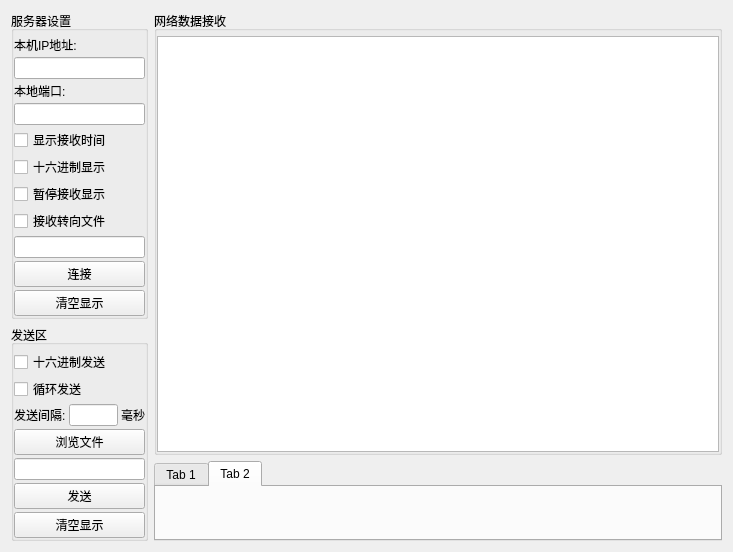
Before: the Qt Designer form UI/TCPServer.ui in BeiChenYx/NetDebug, drawn with Qt 5.
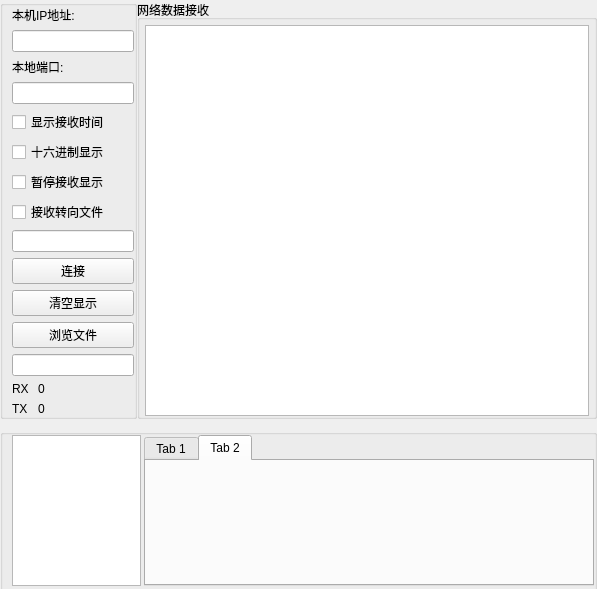
After: the same form once the commit is applied.

```diff
--- a/UI/TCPServer.ui
+++ b/UI/TCPServer.ui
@@ -6,16 +6,31 @@
    <rect>
     <x>0</x>
     <y>0</y>
-    <width>733</width>
-    <height>459</height>
+    <width>597</width>
+    <height>553</height>
    </rect>
   </property>
   <property name="windowTitle">
    <string>TCP/IP_Server</string>
   </property>
-  <layout class="QHBoxLayout" name="horizontalLayout_2">
+  <layout class="QVBoxLayout" name="verticalLayout_2">
+   <property name="spacing">
+    <number>0</number>
+   </property>
+   <property name="leftMargin">
+    <number>0</number>
+   </property>
+   <property name="topMargin">
+    <number>0</number>
+   </property>
+   <property name="rightMargin">
+    <number>0</number>
+   </property>
+   <property name="bottomMargin">
+    <number>0</number>
+   </property>
    <item>
-    <layout class="QVBoxLayout" name="verticalLayout_3">
+    <layout class="QHBoxLayout" name="horizontalLayout">
      <item>
       <widget class="QGroupBox" name="groupBox_2">
        <property name="maximumSize">
@@ -25,28 +40,17 @@
         </size>
        </property>
        <property name="title">
-        <string>服务器设置</string>
+        <string/>
        </property>
-       <layout class="QGridLayout" name="gridLayout_2">
-        <property name="leftMargin">
-         <number>0</number>
-        </property>
-        <property name="topMargin">
-         <number>5</number>
-        </property>
-        <property name="rightMargin">
-         <number>0</number>
-        </property>
-        <property name="bottomMargin">
-         <number>0</number>
-        </property>
-        <property name="spacing">
-         <number>0</number>
-        </property>
-        <item row="0" column="0">
          <layout class="QVBoxLayout" name="verticalLayout">
           <property name="spacing">
-           <number>3</number>
+         <number>6</number>
+        </property>
+        <property name="topMargin">
+         <number>0</number>
+        </property>
+        <property name="rightMargin">
+         <number>0</number>
           </property>
           <property name="bottomMargin">
            <number>0</number>
@@ -117,91 +121,6 @@
            </widget>
           </item>
           <item>
-           <spacer name="verticalSpacer">
-            <property name="orientation">
-             <enum>Qt::Vertical</enum>
-            </property>
-            <property name="sizeHint" stdset="0">
-             <size>
-              <width>20</width>
-              <height>40</height>
-             </size>
-            </property>
-           </spacer>
-          </item>
-         </layout>
-        </item>
-       </layout>
-      </widget>
-     </item>
-     <item>
-      <widget class="QGroupBox" name="groupBox_3">
-       <property name="maximumSize">
-        <size>
-         <width>137</width>
-         <height>16777215</height>
-        </size>
-       </property>
-       <property name="title">
-        <string>发送区</string>
-       </property>
-       <layout class="QGridLayout" name="gridLayout_3">
-        <property name="leftMargin">
-         <number>0</number>
-        </property>
-        <property name="topMargin">
-         <number>5</number>
-        </property>
-        <property name="rightMargin">
-         <number>0</number>
-        </property>
-        <property name="bottomMargin">
-         <number>0</number>
-        </property>
-        <property name="spacing">
-         <number>0</number>
-        </property>
-        <item row="0" column="0">
-         <layout class="QVBoxLayout" name="verticalLayout_2">
-          <property name="spacing">
-           <number>3</number>
-          </property>
-          <item>
-           <widget class="QCheckBox" name="checkBox_Input_Hex">
-            <property name="text">
-             <string>十六进制发送</string>
-            </property>
-           </widget>
-          </item>
-          <item>
-           <widget class="QCheckBox" name="checkBox_Times_Send">
-            <property name="text">
-             <string>循环发送</string>
-            </property>
-           </widget>
-          </item>
-          <item>
-           <layout class="QHBoxLayout" name="horizontalLayout">
-            <item>
-             <widget class="QLabel" name="label_3">
-              <property name="text">
-               <string>发送间隔:</string>
-              </property>
-             </widget>
-            </item>
-            <item>
-             <widget class="QLineEdit" name="lineEdit_Times"/>
-            </item>
-            <item>
-             <widget class="QLabel" name="label_4">
-              <property name="text">
-               <string>毫秒</string>
-              </property>
-             </widget>
-            </item>
-           </layout>
-          </item>
-          <item>
            <widget class="QPushButton" name="pushButton_Scan_File">
             <property name="text">
              <string>浏览文件</string>
@@ -212,41 +131,56 @@
            <widget class="QLineEdit" name="lineEdit_Input_File_Path"/>
           </item>
           <item>
-           <widget class="QPushButton" name="pushButton_Send_Data">
+         <layout class="QHBoxLayout" name="horizontalLayout_2">
+          <item>
+           <widget class="QLabel" name="label_3">
+            <property name="maximumSize">
+             <size>
+              <width>20</width>
+              <height>16777215</height>
+             </size>
+            </property>
             <property name="text">
-             <string>发送</string>
+             <string>RX</string>
             </property>
            </widget>
           </item>
           <item>
-           <widget class="QPushButton" name="pushButton_Clear_Input">
+           <widget class="QLabel" name="label_5">
             <property name="text">
-             <string>清空显示</string>
+             <string>0</string>
             </property>
            </widget>
           </item>
+         </layout>
+        </item>
           <item>
-           <spacer name="verticalSpacer_2">
-            <property name="orientation">
-             <enum>Qt::Vertical</enum>
-            </property>
-            <property name="sizeHint" stdset="0">
+         <layout class="QHBoxLayout" name="horizontalLayout_3">
+          <item>
+           <widget class="QLabel" name="label_4">
+            <property name="maximumSize">
              <size>
               <width>20</width>
-              <height>40</height>
+              <height>16777215</height>
              </size>
             </property>
-           </spacer>
+            <property name="text">
+             <string>TX</string>
+            </property>
+           </widget>
           </item>
+          <item>
+           <widget class="QLabel" name="label_6">
+            <property name="text">
+             <string>0</string>
+            </property>
+           </widget>
+          </item>
          </layout>
         </item>
        </layout>
       </widget>
      </item>
-    </layout>
-   </item>
-   <item>
-    <layout class="QVBoxLayout" name="verticalLayout_4">
      <item>
       <widget class="QGroupBox" name="groupBox">
        <property name="title">
@@ -254,13 +188,13 @@
        </property>
        <layout class="QGridLayout" name="gridLayout">
         <property name="leftMargin">
-         <number>0</number>
+         <number>5</number>
         </property>
         <property name="topMargin">
          <number>5</number>
         </property>
         <property name="rightMargin">
-         <number>0</number>
+         <number>5</number>
         </property>
         <property name="bottomMargin">
          <number>0</number>
@@ -274,12 +208,60 @@
        </layout>
       </widget>
      </item>
+    </layout>
+   </item>
      <item>
+    <widget class="QGroupBox" name="groupBox_4">
+     <property name="minimumSize">
+      <size>
+       <width>0</width>
+       <height>170</height>
+      </size>
+     </property>
+     <property name="maximumSize">
+      <size>
+       <width>16777215</width>
+       <height>150</height>
+      </size>
+     </property>
+     <property name="title">
+      <string/>
+     </property>
+     <layout class="QGridLayout" name="gridLayout_2">
+      <property name="leftMargin">
+       <number>9</number>
+      </property>
+      <property name="topMargin">
+       <number>0</number>
+      </property>
+      <property name="rightMargin">
+       <number>0</number>
+      </property>
+      <property name="bottomMargin">
+       <number>10</number>
+      </property>
+      <property name="horizontalSpacing">
+       <number>3</number>
+      </property>
+      <property name="verticalSpacing">
+       <number>0</number>
+      </property>
+      <item row="0" column="0">
+       <widget class="QListWidget" name="listWidget">
+        <property name="maximumSize">
+         <size>
+          <width>129</width>
+          <height>1000</height>
+         </size>
+        </property>
+       </widget>
+      </item>
+      <item row="0" column="1">
       <widget class="QTabWidget" name="tabWidget">
        <property name="maximumSize">
         <size>
          <width>16777215</width>
-         <height>80</height>
+          <height>100000</height>
         </size>
        </property>
        <property name="currentIndex">
@@ -298,6 +280,7 @@
       </widget>
      </item>
     </layout>
+    </widget>
    </item>
   </layout>
  </widget>
```
Lines whose indentation alone changed are shown as unchanged.
